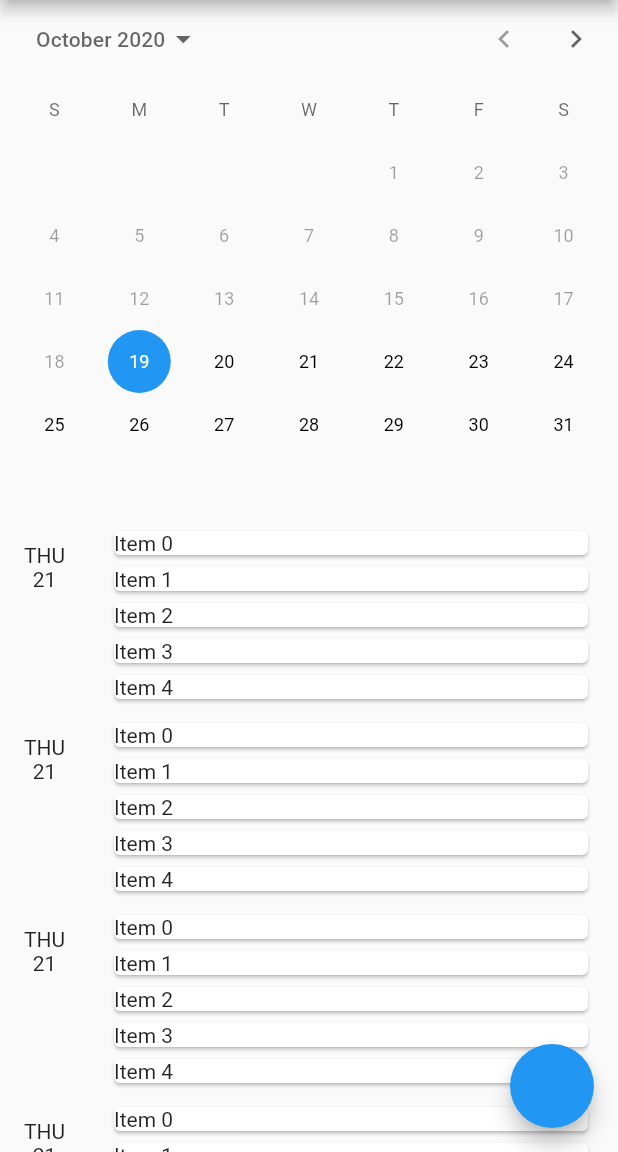
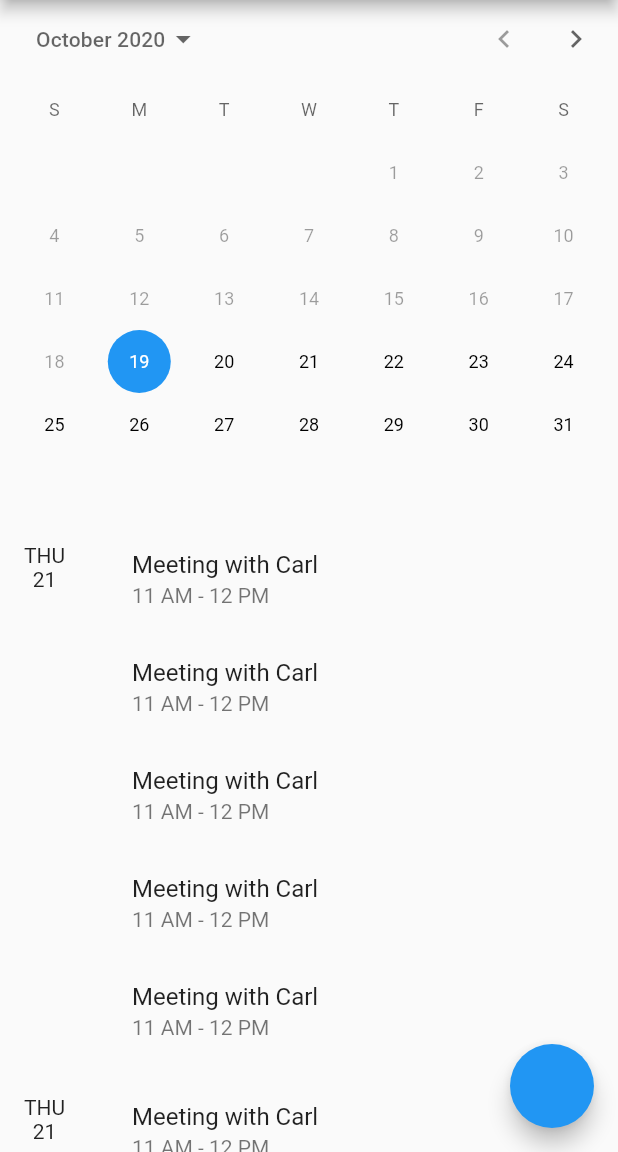
Before and after one commit to NoelieChristyCatolin/eventario, a Flutter app: the screen it shows after launch, on a phone screen of 412 x 824 dp, the part 84-1236 px from its top. Run offline on Flutter 3.47's test engine with Material 2 defaults, Android fonts, the phone set to English and light mode, and no system bars.

Commit message:
add subtitle

```diff
--- a/lib/screens/home.dart
+++ b/lib/screens/home.dart
@@ -41,7 +41,7 @@ class _HomeState extends State<Home> {
                     shrinkWrap: true, // 1st add
                     physics: ClampingScrollPhysics(), // 2nd add
                     itemCount: 5,
-                    itemBuilder: (_, index) => Card(child: Text('Item $index')),
+                    itemBuilder: (_, index) => ListTile(title: Text('Meeting with Carl'), subtitle: Text("11 AM - 12 PM")),
                   ),
                 );
               },
```
